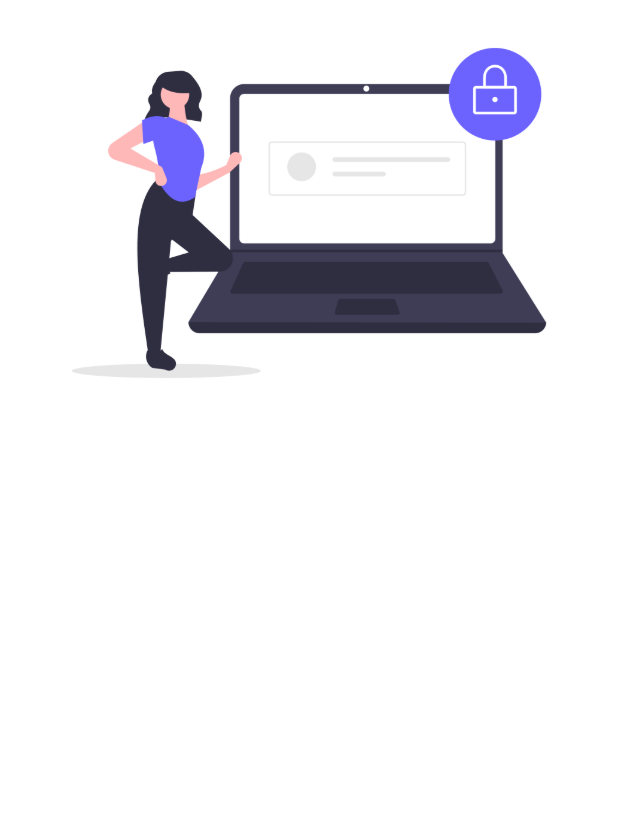
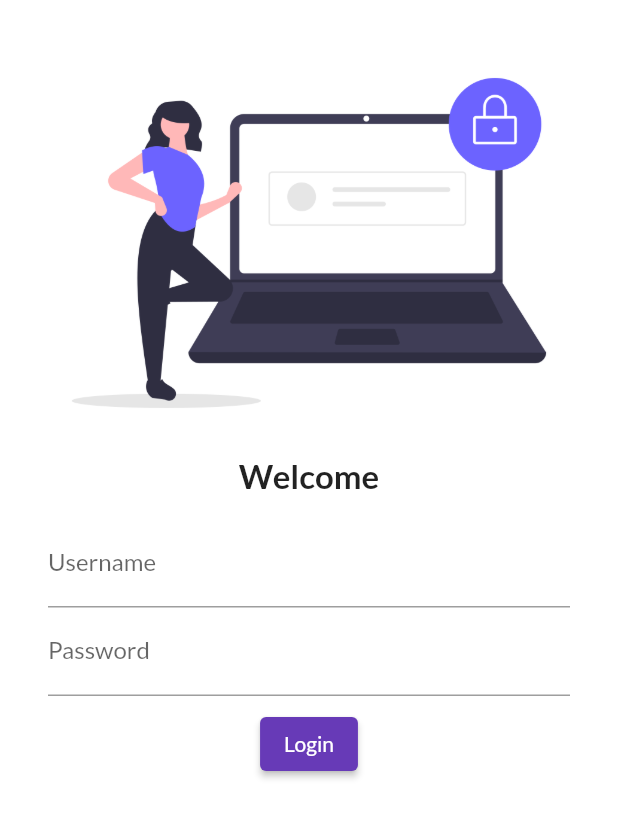
Before and after one commit to getkeshav/flutter_catalog, a Flutter app: the screen it shows after launch, on a phone screen of 412 x 824 dp. Shown: the top 818 px of the screen. Run offline on Flutter 3.47's test engine with Material 2 defaults, Android fonts, the phone set to English and light mode, and no system bars; our stand-ins replace google_fonts.

Commit message:
Day 4 completed

```diff
--- a/lib/main.dart
+++ b/lib/main.dart
@@ -1,6 +1,6 @@
 import 'package:flutter/material.dart';
 import 'package:flutter_application_1/pages/login_page.dart';
-
+import 'package:google_fonts/google_fonts.dart';
 import 'pages/home_page.dart';
 
 void main() {
@@ -8,22 +8,25 @@ void main() {
 }
 
 class MyApp extends StatelessWidget {
-  @override                           // build fn is over written again and again to implement the changes
-  Widget build(BuildContext context) { //context specify location of each widget in widget tree
+  @override // build fn is over written again and again to implement the changes
+  Widget build(BuildContext context) {
+    //context specify location of each widget in widget tree
     return MaterialApp(
       themeMode: ThemeMode.light,
       theme: ThemeData(
         primarySwatch: Colors.deepPurple,
+        fontFamily: GoogleFonts.lato().fontFamily,
       ),
       darkTheme: ThemeData(
         brightness: Brightness.dark,
-        ),
-         initialRoute: "/login", //this is the 1st route we want to show on screen when app opens
-        routes: {
-          "/":(context) => LoginPage(), //by default initial route is /
-          "/home":(context) => HomePage(),
-          "/login": (context) =>LoginPage(),
-        },
+      ),
+      initialRoute:
+          "/login", //this is the 1st route we want to show on screen when app opens
+      routes: {
+        "/": (context) => LoginPage(), //by default initial route is /
+        "/home": (context) => HomePage(),
+        "/login": (context) => LoginPage(),
+      },
     );
   }
 }
--- a/lib/pages/login_page.dart
+++ b/lib/pages/login_page.dart
@@ -8,9 +8,51 @@ class LoginPage extends StatelessWidget {
         child: Column(
           //column has vertical as main axis
           children: [
+            SizedBox(
+              height: 20,
+            ),
             Image.asset(
               "assets/images/login_image.png",
-          fit: BoxFit.cover, //covers the entire target box cutting the image as less as possible
+              fit: BoxFit
+                  .cover, //covers the entire target box cutting the image as less as possible
+            ),
+            // SizedBox(
+            //   height: 20,
+            // ),
+            Text(
+              "Welcome",
+              style: TextStyle(
+                fontWeight: FontWeight.bold,
+                fontSize: 22,
+              ),
+            ),
+            Padding(
+              padding:
+                  const EdgeInsets.symmetric(vertical: 16.0, horizontal: 32.0),
+              child: Column(children: [
+                TextFormField(
+                  decoration: InputDecoration(
+                    hintText: "Enter Username",
+                    labelText: "Username",
+                  ),
+                ),
+                TextFormField(
+                  obscureText: true,
+                  decoration: InputDecoration(
+                    hintText: "Enter Password",
+                    labelText: "Password",
+                  ),
+                ),
+                Padding(
+                  padding: const EdgeInsets.all(8.0),
+                  child: ElevatedButton(
+                    child: Text("Login"),
+                    onPressed: () {
+                      print("Hi Keshav");
+                    },
+                  ),
+                )
+              ]),
             ),
           ],
         ));
--- a/pubspec.yaml
+++ b/pubspec.yaml
@@ -35,7 +35,7 @@ dependencies:
   # The following adds the Cupertino Icons font to your application.
   # Use with the CupertinoIcons class for iOS style icons.
   cupertino_icons: ^1.0.2
-
+  google_fonts: ^4.0.3
 dev_dependencies:
   flutter_test:
     sdk: flutter
```
Also changed, not shown: pubspec.lock, 7 other files. Lines whose indentation alone changed are shown as unchanged.
